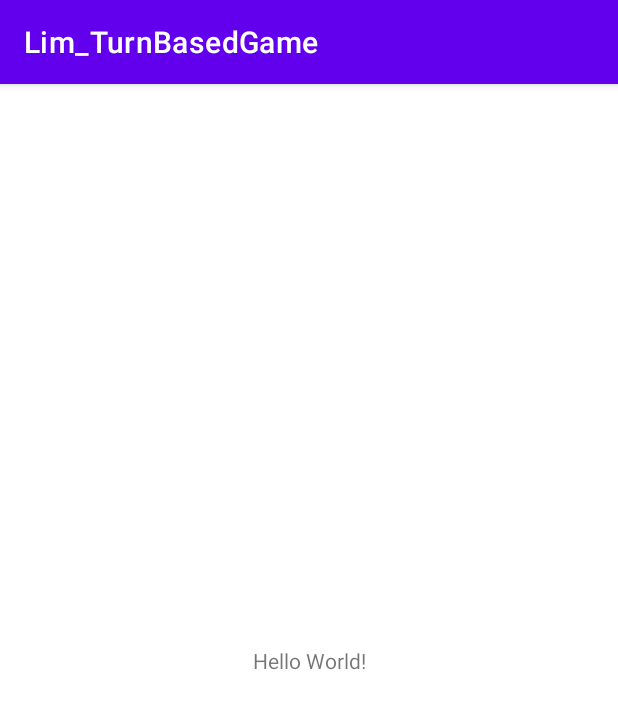
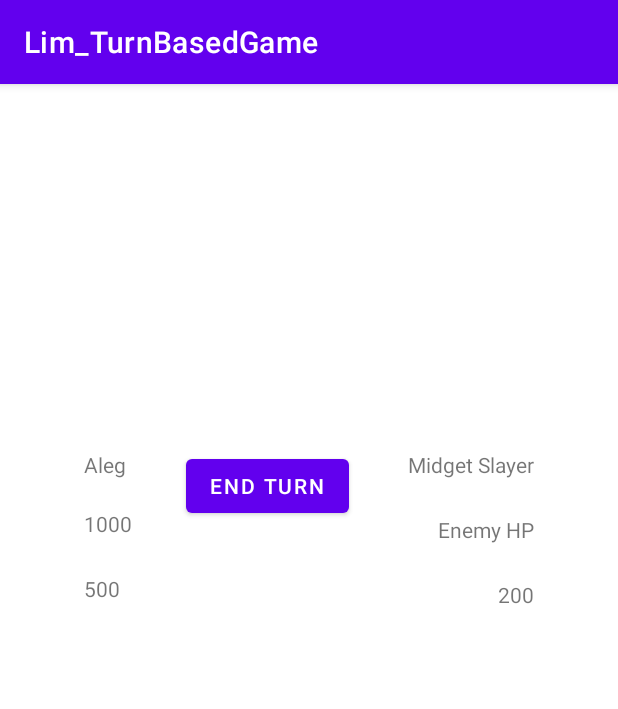
Before and after one commit to PocariNoSweat/Lim_TurnBasedGame, an Android app: the screen it shows after launch (MainActivity), on a phone screen of 412 x 824 dp. Shown: the top 709 px of the screen. Run offline under Robolectric (Android 15) with nearby library versions, the phone set to English and light mode, and no system bars; 1 statement that could not run was skipped.

Commit message:
dili nako

```diff
--- a/app/src/main/java/com/example/lim_turnbasedgame/MainActivity.java
+++ b/app/src/main/java/com/example/lim_turnbasedgame/MainActivity.java
@@ -3,30 +3,51 @@ package com.example.lim_turnbasedgame;
 import androidx.appcompat.app.AppCompatActivity;
 
 import android.os.Bundle;
+import android.widget.Button;
+import android.widget.TextView;
 
 public class MainActivity extends AppCompatActivity {
+
+    TextView txtCharName,txtEnemyName,txtCharHP,txtEnemyHP,txtCharMP,txtEnemyMP;
+    Button btnEndTurn;
+
 
     @Override
     protected void onCreate(Bundle savedInstanceState) {
         super.onCreate(savedInstanceState);
         setContentView(R.layout.activity_main);
-
-        //Methods can ask for values and give a return value except for void method types
-
-        //Scenario you have a program that gives you a value of 9 if you provide it a string "Ebargs"
+        //XML ids for text and button
+        txtCharName = findViewById(R.id.txtCharName);
+        txtEnemyName = findViewById(R.id.txtEnemyName);
+        txtCharHP = findViewById(R.id.txtCharHP);
+        txtEnemyMP = findViewById(R.id.txtEnemyMP);
+        txtCharMP = findViewById(R.id.txtCharMP);
+        txtEnemyMP = findViewById(R.id.txtEnemyMP);
+        btnEndTurn = findViewById(R.id.btnEndTurn);
 
 
-        value("Ebargs");
+        String CharName = "Aleg";
+        int heroHP = 1000;
+        int heroMP = 500;
+        int heroMinDamage = 80;
+        int heroMaxDamage = 130;
+
+        String EnemyName = "Midget Slayer";
+        int enemyHP = 2000;
+        int enemyMP = 200;
+        int enemyMinDamage = 30;
+        int enemyMaxDamage = 50;
+
+        txtCharName.setText(CharName);
+        txtCharHP.setText(String.valueOf(heroHP));
+        txtCharMP.setText(String.valueOf(heroMP));
+
+        txtEnemyName.setText(EnemyName);
+        txtEnemyHP.setText(String.valueOf(enemyHP));
+        txtEnemyMP.setText(String.valueOf(enemyMP));
+
+
+
 
     }
-
-    int value(String x){
-
-        if(x=="Ebargs"){
-            return 9;
-
-        }
-
-        return 1;
-    }
 }
--- a/app/src/main/res/layout/activity_main.xml
+++ b/app/src/main/res/layout/activity_main.xml
@@ -6,13 +6,68 @@
     android:layout_height="match_parent"
     tools:context=".MainActivity">
 
+
     <TextView
+        android:id="@+id/txtCharName"
         android:layout_width="wrap_content"
         android:layout_height="wrap_content"
-        android:text="Hello World!"
-        app:layout_constraintBottom_toBottomOf="parent"
-        app:layout_constraintLeft_toLeftOf="parent"
-        app:layout_constraintRight_toRightOf="parent"
+        android:layout_marginStart="56dp"
+        android:layout_marginTop="244dp"
+        android:text="My Character"
+        app:layout_constraintStart_toStartOf="parent"
         app:layout_constraintTop_toTopOf="parent" />
 
+    <TextView
+        android:id="@+id/txtEnemyName"
+        android:layout_width="wrap_content"
+        android:layout_height="wrap_content"
+        android:layout_marginEnd="56dp"
+        android:text="Enemy Name"
+        app:layout_constraintEnd_toEndOf="parent"
+        app:layout_constraintTop_toTopOf="@+id/txtCharName" />
+
+    <TextView
+        android:id="@+id/txtCharHP"
+        android:layout_width="wrap_content"
+        android:layout_height="wrap_content"
+        android:layout_marginTop="20dp"
+        android:text="Character HP"
+        app:layout_constraintStart_toStartOf="@+id/txtCharName"
+        app:layout_constraintTop_toBottomOf="@+id/txtCharName" />
+
+    <TextView
+        android:id="@+id/txtEnemyHP"
+        android:layout_width="wrap_content"
+        android:layout_height="wrap_content"
+        android:layout_marginTop="4dp"
+        android:text="Enemy HP"
+        app:layout_constraintEnd_toEndOf="@+id/txtEnemyName"
+        app:layout_constraintTop_toTopOf="@+id/txtCharHP" />
+
+    <TextView
+        android:id="@+id/txtCharMP"
+        android:layout_width="wrap_content"
+        android:layout_height="wrap_content"
+        android:layout_marginTop="24dp"
+        android:text="Character MP"
+        app:layout_constraintStart_toStartOf="@+id/txtCharHP"
+        app:layout_constraintTop_toBottomOf="@+id/txtCharHP" />
+
+    <TextView
+        android:id="@+id/txtEnemyMP"
+        android:layout_width="wrap_content"
+        android:layout_height="wrap_content"
+        android:layout_marginTop="4dp"
+        android:text="Enemy MP"
+        app:layout_constraintEnd_toEndOf="@+id/txtEnemyHP"
+        app:layout_constraintTop_toTopOf="@+id/txtCharMP" />
+
+    <Button
+        android:id="@+id/btnEndTurn"
+        android:layout_width="wrap_content"
+        android:layout_height="wrap_content"
+        android:text="End Turn"
+        app:layout_constraintEnd_toStartOf="@+id/txtEnemyName"
+        app:layout_constraintStart_toEndOf="@+id/txtCharName"
+        app:layout_constraintTop_toTopOf="@+id/txtCharName" />
 </androidx.constraintlayout.widget.ConstraintLayout>
```
